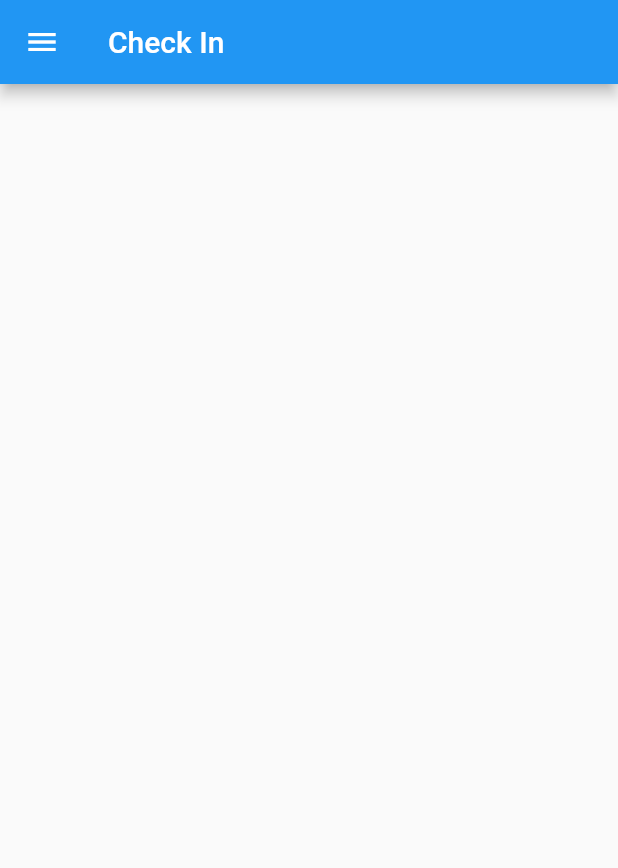
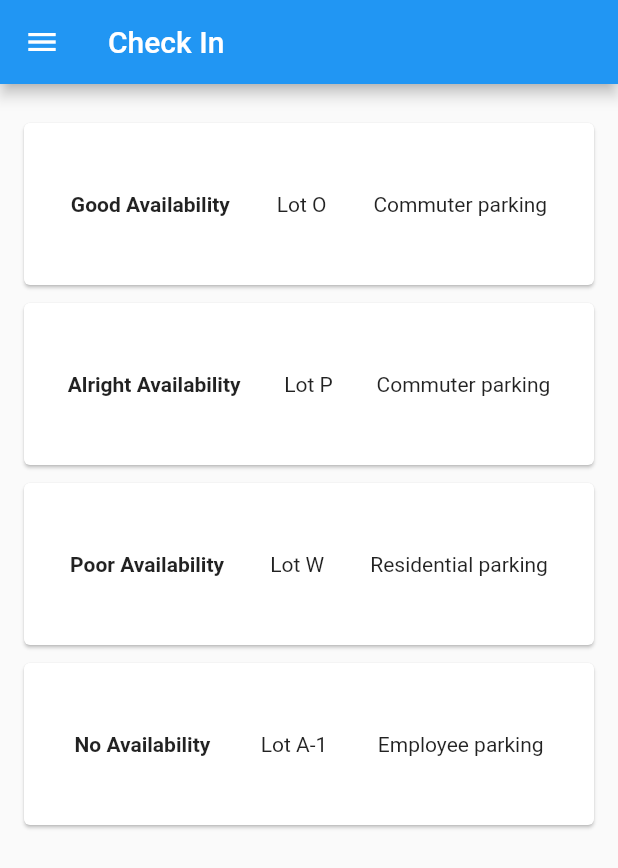
Before and after one commit to MathewTWilliams/RowanParkingApp, a Flutter app: the screen it shows after launch, in the side drawer, after a tap on "Check In", on a phone screen of 412 x 824 dp. Shown: the top 868 px of the screen. Run offline on Flutter 3.47's test engine with Material 2 defaults, Android fonts, the light colour scheme and no system bars.

Commit message:
Update checkin_widget.dart
Added a hard-coded list of Lots with hard coded availability.

```diff
--- a/rowan_parking_app/lib/content_widgets/checkin_widget.dart
+++ b/rowan_parking_app/lib/content_widgets/checkin_widget.dart
@@ -8,6 +8,49 @@ class CheckinWidget extends StatelessWidget {
 
   @override
   Widget build(BuildContext context) {
-    return Scaffold();
+    return Scaffold(
+      body: ListView(
+        shrinkWrap: true, padding: const EdgeInsets.fromLTRB(10.0, 20.0, 10.0, 20.0),
+        children: <Widget> [
+          CheckinBox(
+              rating: 'Good Availability',
+              lotName: 'Lot O',
+              permission: 'Commuter parking'),
+          CheckinBox(
+              rating: 'Alright Availability',
+              lotName: 'Lot P',
+              permission: 'Commuter parking'),
+          CheckinBox(
+              rating: 'Poor Availability',
+              lotName: 'Lot W',
+              permission: 'Residential parking'),
+          CheckinBox(
+              rating: 'No Availability',
+              lotName: 'Lot A-1',
+              permission: 'Employee parking'),
+        ],
+      )
+    );
   }
 }
+
+// Holds the information for what goes into the CheckinBox for the above listView
+class CheckinBox extends StatelessWidget {
+  CheckinBox({required this.rating, required this.lotName, required this.permission});
+  final String rating;
+  final String lotName;
+  final String permission;
+
+  Widget build(BuildContext context) {
+    return Container(
+      padding: EdgeInsets.all(2), height: 120, child: Card(
+      child: Row(
+        mainAxisAlignment: MainAxisAlignment.spaceEvenly, children: <Widget>[
+          Text(this.rating, style: TextStyle(fontWeight:
+            FontWeight.bold)), Text(this.lotName), Text(this.permission)
+        ],
+      )
+      )
+    );
+  }
+}
```
